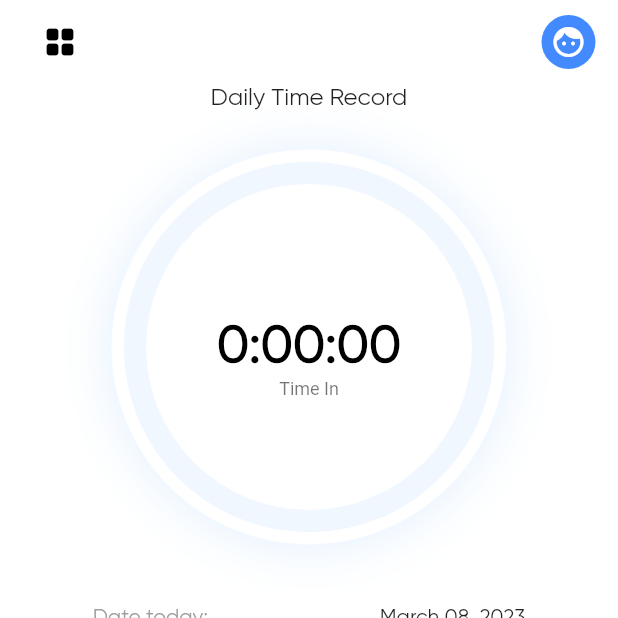
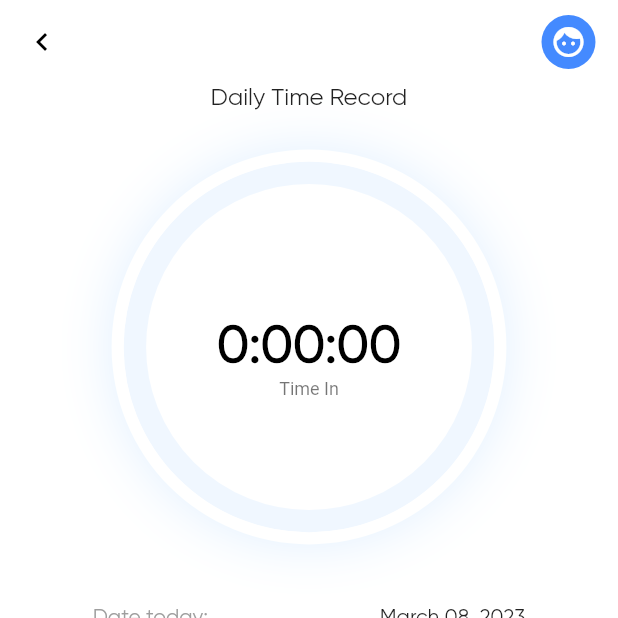
Before and after one commit to josephgcedeno/octopus-staging, a Flutter app: the TimeRecordScreen screen opened directly, on a phone screen of 412 x 824 dp, the top half of it. Run offline on Flutter 3.47's test engine with Material 2 defaults, Android fonts, the phone set to English and light mode, and no system bars; drawn by our look-alikes of percent_indicator; our stand-ins replace flutter_bloc, flutter_dotenv, flutter_neumorphic, flutter_secure_storage, flutter_svg, parse_server_sdk_flutter; accounts and stored records are empty; generated files the repository leaves out were written again; network calls fail.

Commit message:
chore: use back LeadingButton

```diff
--- a/lib/module/time_record/interfaces/screens/time_record_screen.dart
+++ b/lib/module/time_record/interfaces/screens/time_record_screen.dart
@@ -30,7 +30,7 @@ class _TimeRecordScreenState extends State<TimeRecordScreen> {
     final double height = MediaQuery.of(context).size.height;
 
     return Scaffold(
-      appBar: const GlobalAppBar(leading: LeadingButton.menu),
+      appBar: const GlobalAppBar(leading: LeadingButton.back),
       body: SingleChildScrollView(
         child: Column(
           children: <Widget>[
```
